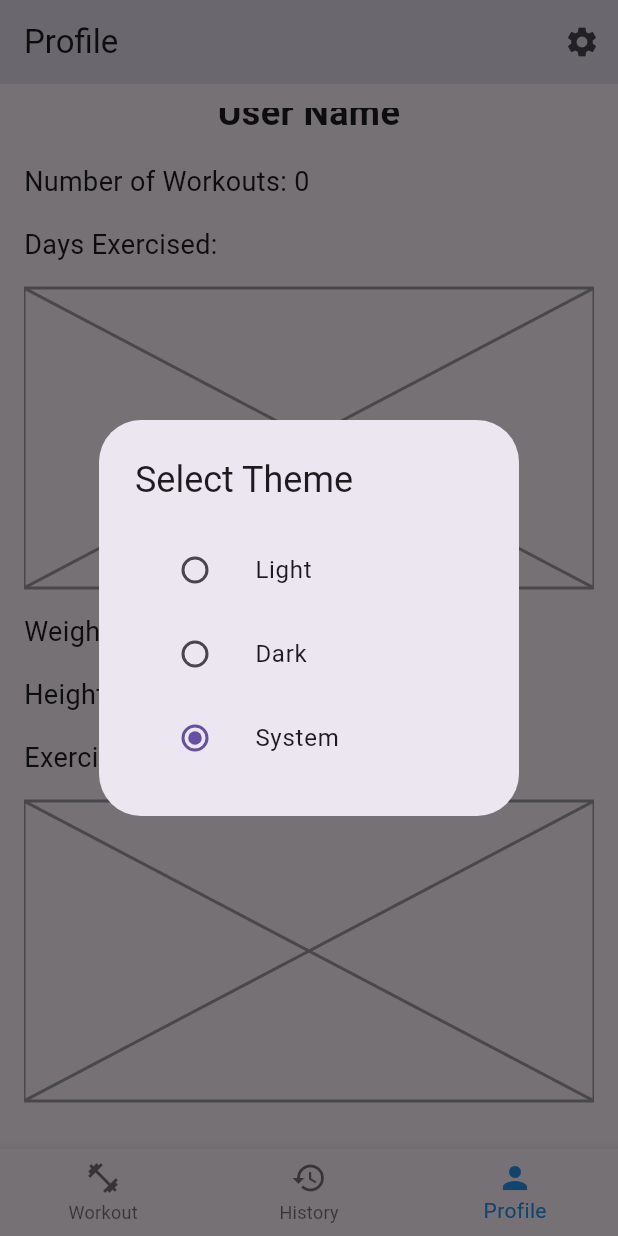
After one commit to Jitesh17/gym_log, a Flutter app: the screen it shows after launch, item 3 of the bottom bar chosen, scrolled down 130 dp, after a tap on the "settings" icon, on a phone screen of 412 x 824 dp. The commit adds this screen. Run offline on Flutter 3.47's test engine with Material 3 defaults, Android fonts, the phone set to English and light mode, and no system bars; our stand-ins replace open_filex, permission_handler, shared_preferences; missing offline and left inert: syncfusion_flutter_xlsio.

Commit message:
Adds Profile screen and Theme setting

```diff
--- a/lib/main.dart
+++ b/lib/main.dart
@@ -3,6 +3,7 @@ import 'log_workout_screen.dart';
 import 'history_screen.dart';
 import 'exercise_database.dart'; // Import the new exercise loader file
 import 'main_screen.dart'; // Import the new main screen file
+import 'profile_screen.dart'; // Import the new profile screen file
 
 void main() async {
   WidgetsFlutterBinding.ensureInitialized();
@@ -10,7 +11,20 @@ void main() async {
   runApp(MyApp());
 }
 
-class MyApp extends StatelessWidget {
+class MyApp extends StatefulWidget {
+  @override
+  _MyAppState createState() => _MyAppState();
+}
+
+class _MyAppState extends State<MyApp> {
+  ThemeMode _themeMode = ThemeMode.system;
+
+  void _updateTheme(ThemeMode themeMode) {
+    setState(() {
+      _themeMode = themeMode;
+    });
+  }
+
   @override
   Widget build(BuildContext context) {
     return MaterialApp(
@@ -19,12 +33,18 @@ class MyApp extends StatelessWidget {
         primarySwatch: Colors.blue,
         visualDensity: VisualDensity.adaptivePlatformDensity,
       ),
-      home: HomeScreen(),
+      darkTheme: ThemeData.dark(),
+      themeMode: _themeMode,
+      home: HomeScreen(onThemeChanged: _updateTheme),
     );
   }
 }
 
 class HomeScreen extends StatefulWidget {
+  final void Function(ThemeMode) onThemeChanged;
+
+  HomeScreen({required this.onThemeChanged});
+
   @override
   _HomeScreenState createState() => _HomeScreenState();
 }
@@ -61,6 +81,7 @@ class _HomeScreenState extends State<HomeScreen> {
           onResumeWorkout: _currentSession != null ? _resumeWorkoutSession : null,
         ),
         HistoryScreen(),
+        ProfileScreen(onThemeChanged: widget.onThemeChanged),
       ];
 
   void _resumeWorkoutSession() {
@@ -84,6 +105,10 @@ class _HomeScreenState extends State<HomeScreen> {
             icon: Icon(Icons.history),
             label: 'History',
           ),
+          BottomNavigationBarItem(
+            icon: Icon(Icons.person),
+            label: 'Profile',
+          ),
         ],
         currentIndex: _selectedIndex,
         selectedItemColor: Colors.blue,
--- /dev/null
+++ b/lib/profile_screen.dart
@@ -0,0 +1,169 @@
+import 'package:flutter/material.dart';
+import 'package:shared_preferences/shared_preferences.dart';
+import 'dart:convert';
+
+class ProfileScreen extends StatefulWidget {
+  final void Function(ThemeMode) onThemeChanged;
+
+  ProfileScreen({required this.onThemeChanged});
+
+  @override
+  _ProfileScreenState createState() => _ProfileScreenState();
+}
+
+class _ProfileScreenState extends State<ProfileScreen> {
+  ThemeMode _themeMode = ThemeMode.system;
+  int _workoutCount = 0;
+
+  @override
+  void initState() {
+    super.initState();
+    _loadWorkoutCount();
+  }
+
+  void _loadWorkoutCount() async {
+    final prefs = await SharedPreferences.getInstance();
+    final sessionsJson = prefs.getString('sessions');
+    if (sessionsJson != null) {
+      final sessionsList = jsonDecode(sessionsJson) as List;
+      setState(() {
+        _workoutCount = sessionsList.length;
+      });
+    }
+  }
+
+  void _setThemeMode(ThemeMode themeMode) {
+    setState(() {
+      _themeMode = themeMode;
+    });
+    widget.onThemeChanged(themeMode);
+  }
+
+  @override
+  Widget build(BuildContext context) {
+    return Scaffold(
+      appBar: AppBar(
+        title: Text('Profile'),
+        actions: [
+          IconButton(
+            icon: Icon(Icons.settings),
+            onPressed: () {
+              _showThemeDialog(context);
+            },
+          ),
+        ],
+      ),
+      body: Padding(
+        padding: const EdgeInsets.all(16.0),
+        child: ListView(
+          children: [
+            CircleAvatar(
+              radius: 50,
+              backgroundImage: AssetImage('assets/images/profile_placeholder.png'),
+            ),
+            SizedBox(height: 16),
+            Text(
+              'User Name',
+              textAlign: TextAlign.center,
+              style: TextStyle(fontSize: 24, fontWeight: FontWeight.bold),
+            ),
+            SizedBox(height: 16),
+            Text(
+              'Number of Workouts: $_workoutCount',
+              style: TextStyle(fontSize: 18),
+            ),
+            SizedBox(height: 16),
+            Text(
+              'Days Exercised:',
+              style: TextStyle(fontSize: 18),
+            ),
+            SizedBox(height: 16),
+            Placeholder(
+              fallbackHeight: 200,
+              color: Colors.grey,
+              strokeWidth: 2,
+            ),
+            SizedBox(height: 16),
+            Text(
+              'Weight: 0 kg',
+              style: TextStyle(fontSize: 18),
+            ),
+            SizedBox(height: 16),
+            Text(
+              'Height: 0 cm',
+              style: TextStyle(fontSize: 18),
+            ),
+            SizedBox(height: 16),
+            Text(
+              'Exercise Statistics:',
+              style: TextStyle(fontSize: 18),
+            ),
+            SizedBox(height: 16),
+            Placeholder(
+              fallbackHeight: 200,
+              color: Colors.grey,
+              strokeWidth: 2,
+            ),
+            SizedBox(height: 16),
+            // Add more placeholders or actual widgets for additional stats/info
+          ],
+        ),
+      ),
+    );
+  }
+
+  void _showThemeDialog(BuildContext context) {
+    showDialog(
+      context: context,
+      builder: (BuildContext context) {
+        return AlertDialog(
+          title: Text('Select Theme'),
+          content: Column(
+            mainAxisSize: MainAxisSize.min,
+            children: [
+              ListTile(
+                title: Text('Light'),
+                leading: Radio<ThemeMode>(
+                  value: ThemeMode.light,
+                  groupValue: _themeMode,
+                  onChanged: (ThemeMode? value) {
+                    if (value != null) {
+                      _setThemeMode(value);
+                    }
+                    Navigator.of(context).pop();
+                  },
+                ),
+              ),
+              ListTile(
+                title: Text('Dark'),
+                leading: Radio<ThemeMode>(
+                  value: ThemeMode.dark,
+                  groupValue: _themeMode,
+                  onChanged: (ThemeMode? value) {
+                    if (value != null) {
+                      _setThemeMode(value);
+                    }
+                    Navigator.of(context).pop();
+                  },
+                ),
+              ),
+              ListTile(
+                title: Text('System'),
+                leading: Radio<ThemeMode>(
+                  value: ThemeMode.system,
+                  groupValue: _themeMode,
+                  onChanged: (ThemeMode? value) {
+                    if (value != null) {
+                      _setThemeMode(value);
+                    }
+                    Navigator.of(context).pop();
+                  },
+                ),
+              ),
+            ],
+          ),
+        );
+      },
+    );
+  }
+}
```
